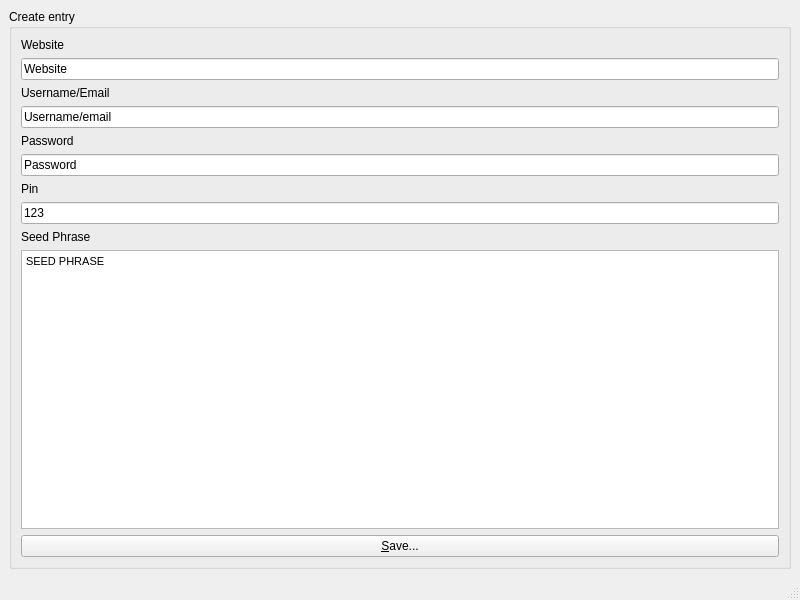
Harrisonp365/FinalPassV2, file MainWindow.ui: the form before one commit.
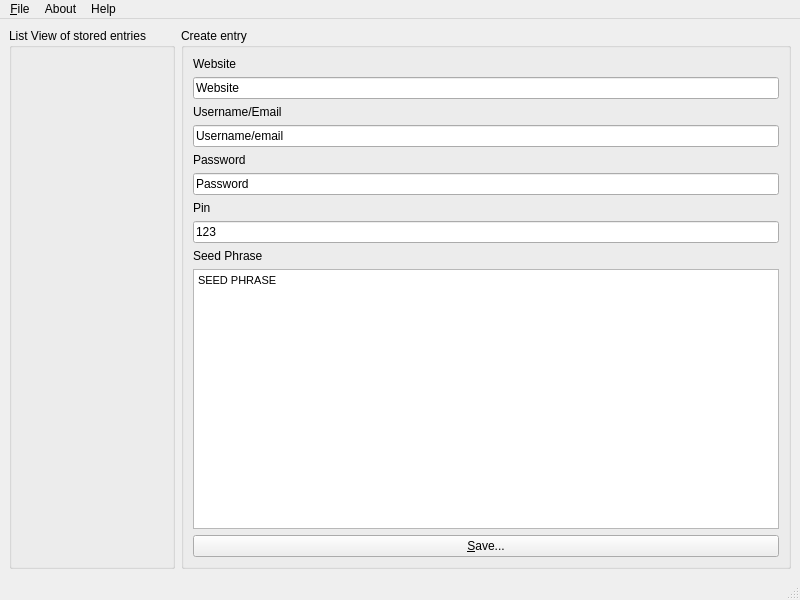
The form after the commit.

Commit message: reading on settup up display for each entry saved

The edit to the form file:
```diff
--- a/MainWindow.ui
+++ b/MainWindow.ui
@@ -14,9 +14,16 @@
    <string>MainWindow</string>
   </property>
   <widget class="QWidget" name="centralwidget">
-   <layout class="QVBoxLayout" name="verticalLayout_2">
+   <layout class="QHBoxLayout" name="horizontalLayout">
     <item>
-     <widget class="QGroupBox" name="groupBox">
+     <widget class="QGroupBox" name="displayGroupBox">
+      <property name="title">
+       <string>List View of stored entries</string>
+      </property>
+     </widget>
+    </item>
+    <item>
+     <widget class="QGroupBox" name="entryGroupBox">
       <property name="title">
        <string>Create entry</string>
       </property>
@@ -116,6 +123,26 @@
      <height>21</height>
     </rect>
    </property>
+   <widget class="QMenu" name="menuFile">
+    <property name="title">
+     <string>&amp;File</string>
+    </property>
+    <addaction name="action_Save"/>
+    <addaction name="actionExit"/>
+   </widget>
+   <widget class="QMenu" name="menuAbout">
+    <property name="title">
+     <string>About</string>
+    </property>
+   </widget>
+   <widget class="QMenu" name="menuHelp">
+    <property name="title">
+     <string>Help</string>
+    </property>
+   </widget>
+   <addaction name="menuFile"/>
+   <addaction name="menuAbout"/>
+   <addaction name="menuHelp"/>
   </widget>
   <widget class="QStatusBar" name="statusbar"/>
  </widget>
```
Left out of the diff: 10 changed lines with no effect on the pictures. The commit also changes 3 other files.
